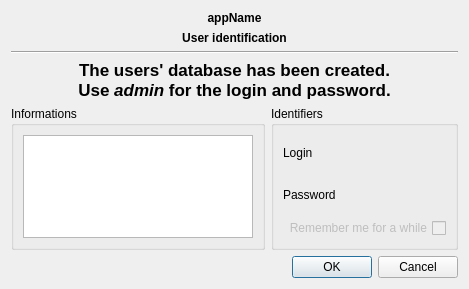
Above: plugins/usermanagerplugin/widgets/useridentifier.ui from FreeHealth/freehealth before the change. Below: the same form after it.
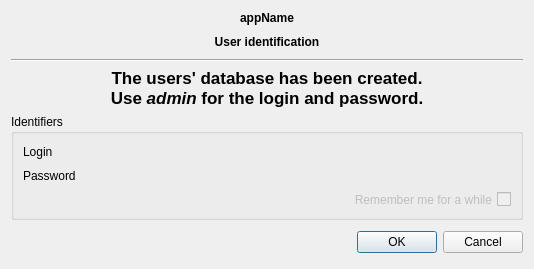
That is the form after the change. Custom widgets are drawn as their Qt base class.

Patch:
```diff
--- a/plugins/usermanagerplugin/widgets/useridentifier.ui
+++ b/plugins/usermanagerplugin/widgets/useridentifier.ui
@@ -6,8 +6,8 @@
    <rect>
     <x>0</x>
     <y>0</y>
-    <width>469</width>
-    <height>289</height>
+    <width>534</width>
+    <height>269</height>
    </rect>
   </property>
   <property name="windowTitle">
@@ -32,6 +32,12 @@
    </item>
    <item row="1" column="0" colspan="2">
     <widget class="QLabel" name="lblAppName_2">
+     <property name="minimumSize">
+      <size>
+       <width>100</width>
+       <height>22</height>
+      </size>
+     </property>
      <property name="font">
       <font>
        <weight>75</weight>
@@ -53,19 +59,7 @@
      </property>
     </widget>
    </item>
-   <item row="5" column="0">
-    <widget class="QGroupBox" name="groupInformations">
-     <property name="title">
-      <string>Informations</string>
-     </property>
-     <layout class="QGridLayout" name="gridLayout_2">
-      <item row="0" column="0">
-       <widget class="QListWidget" name="informationsWidget"/>
-      </item>
-     </layout>
-    </widget>
-   </item>
-   <item row="5" column="1">
+   <item row="5" column="0" colspan="2">
     <widget class="QGroupBox" name="groupBox">
      <property name="title">
       <string>Identifiers</string>
@@ -105,16 +99,36 @@
        </widget>
       </item>
       <item row="0" column="1">
-       <widget class="Utils::LineEditEchoSwitcher" name="login" native="true"/>
+       <widget class="Utils::LineEditEchoSwitcher" name="login" native="true">
+        <property name="minimumSize">
+         <size>
+          <width>50</width>
+          <height>22</height>
+         </size>
+        </property>
+       </widget>
       </item>
       <item row="1" column="1">
-       <widget class="Utils::LineEditEchoSwitcher" name="password" native="true"/>
+       <widget class="Utils::LineEditEchoSwitcher" name="password" native="true">
+        <property name="minimumSize">
+         <size>
+          <width>50</width>
+          <height>22</height>
+         </size>
+        </property>
+       </widget>
       </item>
      </layout>
     </widget>
    </item>
    <item row="6" column="0" colspan="2">
     <widget class="QDialogButtonBox" name="buttonBox">
+     <property name="minimumSize">
+      <size>
+       <width>200</width>
+       <height>32</height>
+      </size>
+     </property>
      <property name="orientation">
       <enum>Qt::Horizontal</enum>
      </property>
@@ -125,6 +139,12 @@
    </item>
    <item row="4" column="0" colspan="2">
     <widget class="QLabel" name="newlyMessage">
+     <property name="minimumSize">
+      <size>
+       <width>100</width>
+       <height>22</height>
+      </size>
+     </property>
      <property name="font">
       <font>
        <weight>75</weight>
```
Left out of the diff: 3 changed lines with no effect on the pictures.
